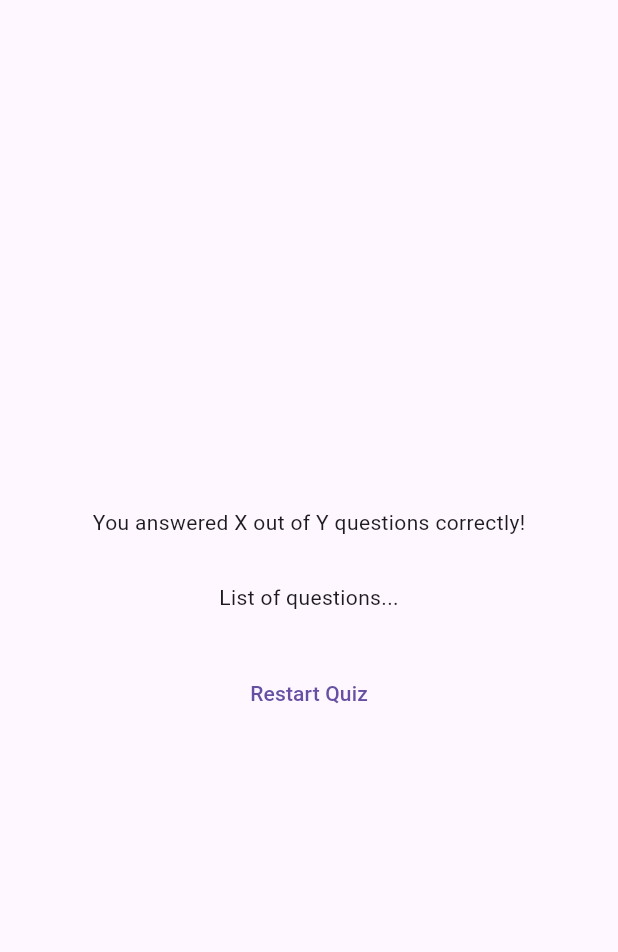
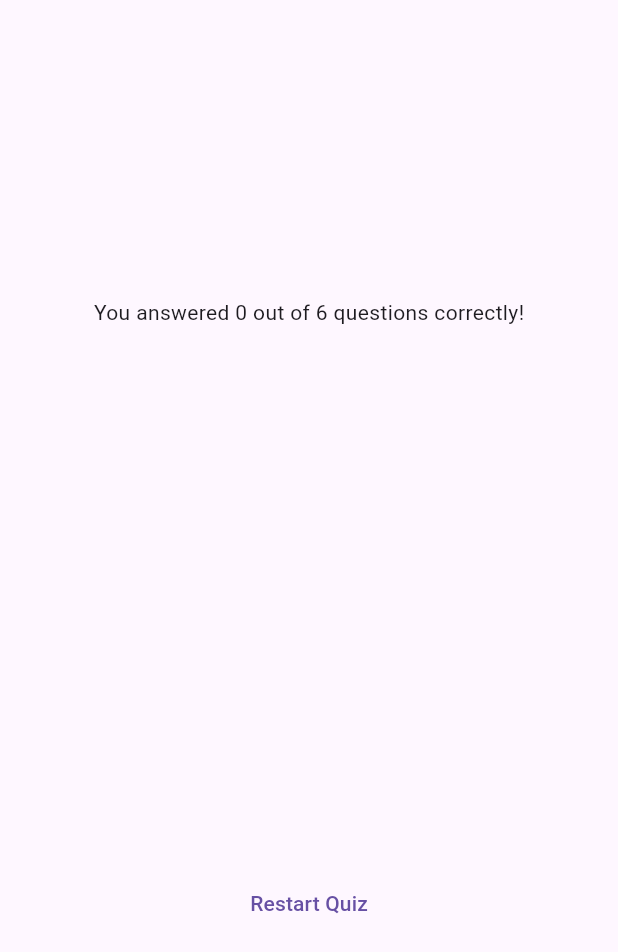
Before and after one commit to viniduminsara/Flutter_Quiz_App, a Flutter app: the ResultScreen widget shown alone on an empty page, opened directly with empty values, on a phone screen of 412 x 824 dp. Shown: the top 952 px of the screen. Run offline on Flutter 3.47's test engine with Material 3 defaults, Android fonts, the phone set to English and light mode, and no system bars; our stand-ins replace google_fonts.

Commit message:
add scrollable results

```diff
--- a/lib/question_summary.dart
+++ b/lib/question_summary.dart
@@ -1,22 +1,25 @@
 import 'package:flutter/material.dart';
 
 class QuestionSummary extends StatelessWidget {
-
   const QuestionSummary({
+    super.key,
     required this.summaryData,
-    super.key,
   });
 
   final List<Map<String, Object>> summaryData;
 
   @override
   Widget build(BuildContext context) {
-    return Column(
+    return SizedBox(
+      height: 300,
+      child: SingleChildScrollView(
+        child: Column(
           children: summaryData.map((data) {
             return Row(
               children: [
                 Text(((data['question_index'] as int) + 1).toString()),
-            Column(
+                Expanded(
+                  child: Column(
                     children: [
                       Text(data['question'] as String),
                       const SizedBox(height: 10),
@@ -24,9 +27,12 @@ class QuestionSummary extends StatelessWidget {
                       Text(data['correct_answer'] as String)
                     ],
                   ),
+                ),
               ],
             );
           }).toList(),
+        ),
+      ),
     );
   }
 }
--- a/lib/quiz.dart
+++ b/lib/quiz.dart
@@ -48,7 +48,6 @@ class _QuizState extends State<Quiz> {
     if (selectedAnswers.length == questions.length) {
       setState(() {
         activeScreen = 'result-screen';
-        selectedAnswers.clear();
       });
     }
   }
--- a/lib/result_screen.dart
+++ b/lib/result_screen.dart
@@ -1,5 +1,6 @@
 import 'package:flutter/material.dart';
 import 'package:advance_basics/data/question.dart';
+import 'package:advance_basics/question_summary.dart';
 
 class ResultScreen extends StatelessWidget {
   const ResultScreen({
@@ -25,6 +26,12 @@ class ResultScreen extends StatelessWidget {
 
   @override
   Widget build(BuildContext context) {
+    final summaryData = getSummaryData();
+    final numTotalQuestions = questions.length;
+    final numCorrectQuestions = summaryData.where((data) {
+      return data['user_answer'] == data['correct_answer'];
+    }).length;
+
     return SizedBox(
       width: double.infinity,
       child: Container(
@@ -32,9 +39,10 @@ class ResultScreen extends StatelessWidget {
         child: Column(
           mainAxisAlignment: MainAxisAlignment.center,
           children: [
-            const Text('You answered X out of Y questions correctly!'),
+            Text(
+                'You answered $numCorrectQuestions out of $numTotalQuestions questions correctly!'),
             const SizedBox(height: 30),
-            const Text('List of questions...'),
+            QuestionSummary(summaryData: summaryData),
             const SizedBox(height: 30),
             TextButton(
               onPressed: () {},
```
Lines whose indentation alone changed are shown as unchanged.
